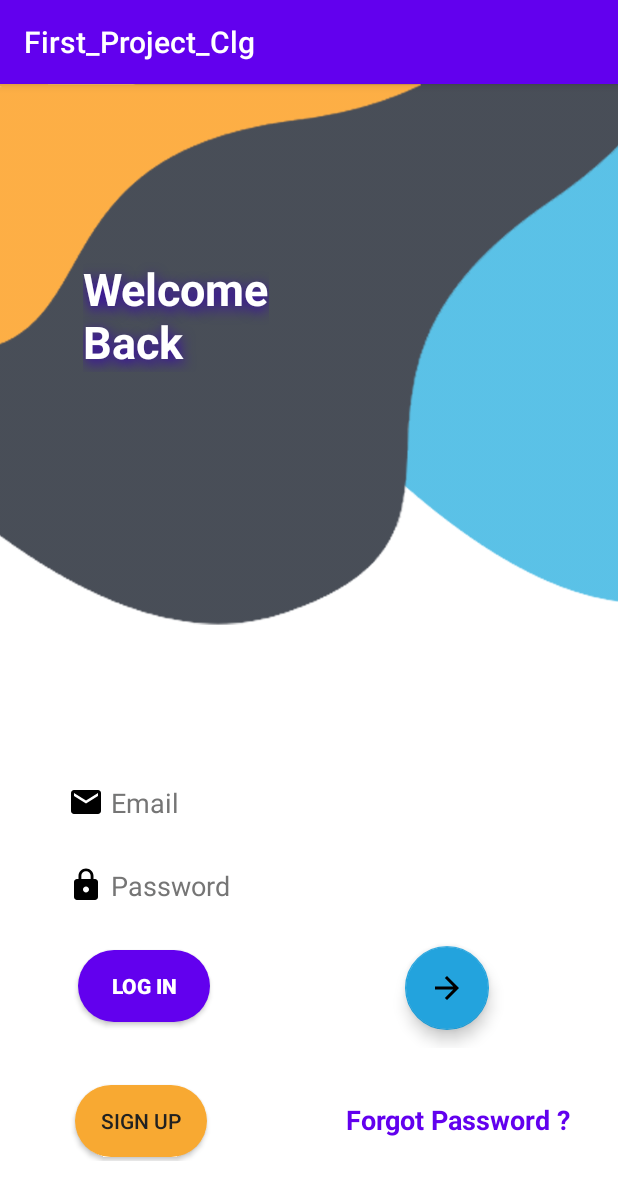
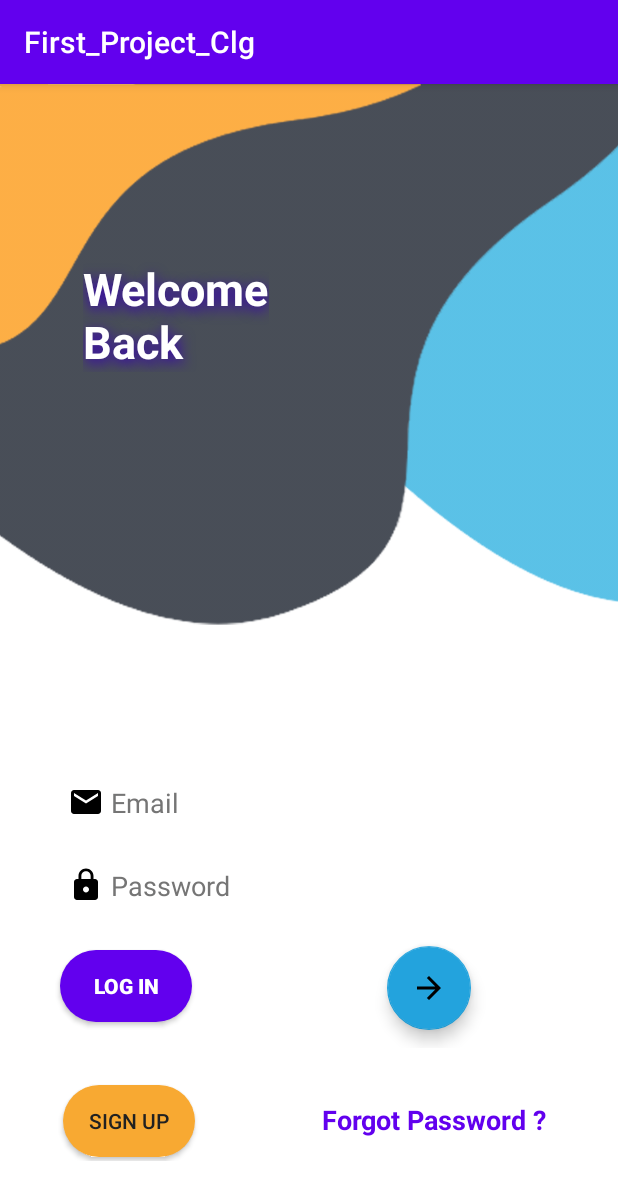
Before and after one commit to Dilip-Sarvaiya/First_Project_Clg, an Android app: the screen it shows after launch (MainActivity), on a phone screen of 412 x 824 dp. Shown: the top 1200 px of the screen. Run offline under Robolectric (Android 15) with nearby library versions, the phone set to English and light mode, and no system bars.

Commit message:
Modified Login Screen is Added

```diff
--- a/app/src/main/res/layout/activity_main.xml
+++ b/app/src/main/res/layout/activity_main.xml
@@ -81,7 +81,7 @@
                 android:id="@+id/sign_in"
                 android:layout_width="wrap_content"
                 android:layout_height="wrap_content"
-                android:layout_marginStart="52dp"
+                android:layout_marginStart="40dp"
                 android:layout_marginTop="15dp"
                 android:layout_marginBottom="17dp"
                 android:background="@drawable/round_corner"
@@ -123,7 +123,7 @@
                 android:id="@+id/signup"
                 android:layout_width="wrap_content"
                 android:layout_height="wrap_content"
-                android:layout_marginStart="50dp"
+                android:layout_marginStart="42dp"
                 android:layout_marginTop="4dp"
                 android:layout_marginEnd="110dp"
                 android:layout_marginBottom="2dp"
@@ -142,7 +142,7 @@
                 android:layout_height="wrap_content"
                 android:layout_centerHorizontal="true"
                 android:layout_centerVertical="true"
-                android:layout_marginEnd="16dp"
+                android:layout_marginEnd="32dp"
                 android:padding="15dp"
                 android:text="Forgot Password ?"
                 android:textColor="@color/colorPrimary"
@@ -152,7 +152,8 @@
                 app:layout_constraintEnd_toEndOf="parent"
                 app:layout_constraintLeft_toLeftOf="parent"
                 app:layout_constraintRight_toRightOf="parent"
-                app:layout_constraintTop_toTopOf="parent" />
+                app:layout_constraintTop_toTopOf="parent"
+                app:layout_constraintVertical_bias="1.0" />
         </androidx.constraintlayout.widget.ConstraintLayout>
 
     </LinearLayout>
```
